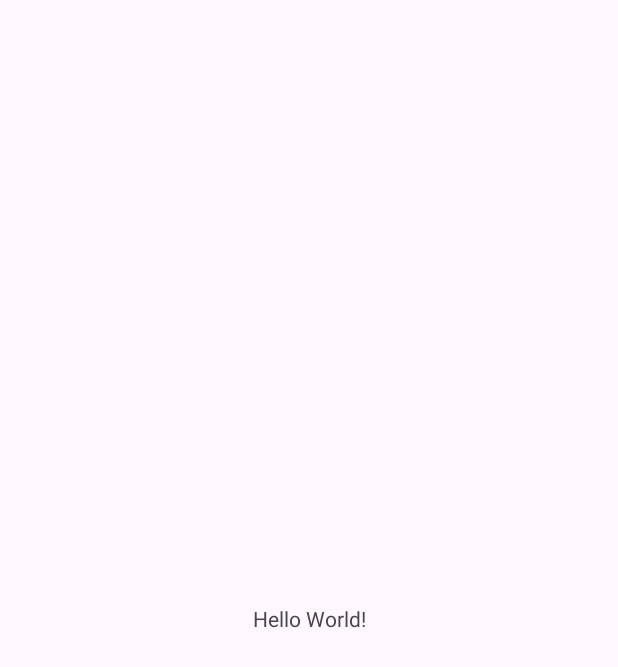
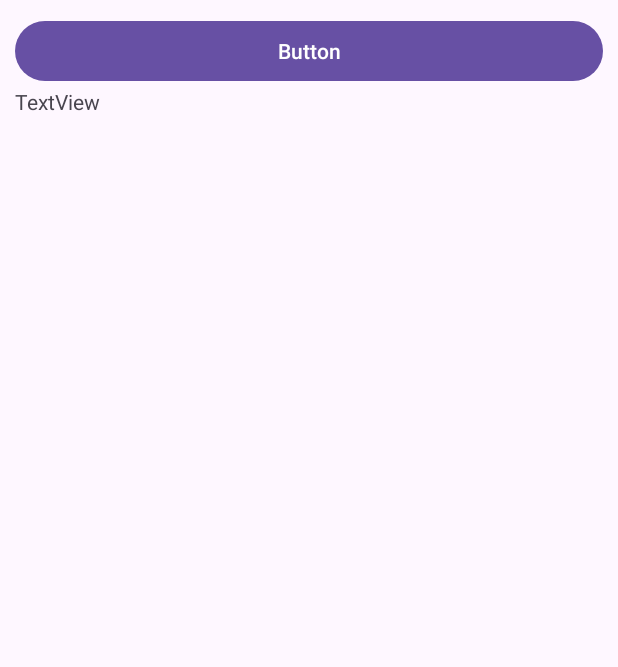
Before and after one commit to practicecodding/DB-To-Apps-With-Post-Method, an Android app: the screen it shows after launch (MainActivity), on a phone screen of 412 x 824 dp. Before the commit the part shown is almost empty. Shown: the top 667 px of the screen. Run offline under Robolectric (Android 15) with nearby library versions, the phone set to English and light mode, and no system bars; our stand-ins replace Volley.

Commit message:
Demo Ecommerce App

```diff
--- a/app/src/main/java/com/hamidul/dbtoappswithpostmethod/MainActivity.java
+++ b/app/src/main/java/com/hamidul/dbtoappswithpostmethod/MainActivity.java
@@ -1,20 +1,88 @@
 package com.hamidul.dbtoappswithpostmethod;
 
 import android.os.Bundle;
+import android.view.View;
+import android.widget.Button;
+import android.widget.ProgressBar;
+import android.widget.TextView;
 
 import androidx.activity.EdgeToEdge;
+import androidx.annotation.Nullable;
 import androidx.appcompat.app.AppCompatActivity;
 import androidx.core.graphics.Insets;
 import androidx.core.view.ViewCompat;
 import androidx.core.view.WindowInsetsCompat;
 
+import com.android.volley.AuthFailureError;
+import com.android.volley.Request;
+import com.android.volley.RequestQueue;
+import com.android.volley.Response;
+import com.android.volley.VolleyError;
+import com.android.volley.toolbox.StringRequest;
+import com.android.volley.toolbox.Volley;
+
+import java.lang.reflect.Method;
+import java.util.HashMap;
+import java.util.Map;
+
 public class MainActivity extends AppCompatActivity {
+
+    ProgressBar progressBar;
+    Button button;
+    TextView textView;
 
     @Override
     protected void onCreate(Bundle savedInstanceState) {
         super.onCreate(savedInstanceState);
-        EdgeToEdge.enable(this);
         setContentView(R.layout.activity_main);
 
+        progressBar = findViewById(R.id.progressBar);
+        button = findViewById(R.id.button);
+        textView = findViewById(R.id.textView);
+
+        button.setOnClickListener(new View.OnClickListener() {
+            @Override
+            public void onClick(View v) {
+                progressBar.setVisibility(View.VISIBLE);
+                requestServer();
+            }
+        });
+
     }
+
+    private void requestServer(){
+
+        String url = "https://smhamidulcodding.000webhostapp.com/postmethod/view.php";
+
+        StringRequest stringRequest = new StringRequest(Request.Method.POST, url, new Response.Listener<String>() {
+            @Override
+            public void onResponse(String response) {
+                progressBar.setVisibility(View.GONE);
+                textView.setText(response.toString());
+            }
+        }, new Response.ErrorListener() {
+            @Override
+            public void onErrorResponse(VolleyError error) {
+                progressBar.setVisibility(View.GONE);
+                textView.setText("Error");
+            }
+        })
+
+        {
+            @Nullable
+            @Override
+            protected Map<String, String> getParams() throws AuthFailureError {
+
+                Map myMap = new HashMap<String ,String>();
+                myMap.put("p","22337979");
+
+                return myMap;
+            }
+        };
+
+        RequestQueue requestQueue = Volley.newRequestQueue(MainActivity.this);
+        requestQueue.add(stringRequest);
+
+    }
+
 }
--- a/app/src/main/res/layout/activity_main.xml
+++ b/app/src/main/res/layout/activity_main.xml
@@ -1,19 +1,48 @@
 <?xml version="1.0" encoding="utf-8"?>
-<androidx.constraintlayout.widget.ConstraintLayout xmlns:android="http://schemas.android.com/apk/res/android"
+<LinearLayout xmlns:android="http://schemas.android.com/apk/res/android"
     xmlns:app="http://schemas.android.com/apk/res-auto"
     xmlns:tools="http://schemas.android.com/tools"
     android:id="@+id/main"
     android:layout_width="match_parent"
     android:layout_height="match_parent"
+    android:orientation="vertical"
+    android:layout_gravity="center"
+    android:padding="10dp"
     tools:context=".MainActivity">
 
-    <TextView
-        android:layout_width="wrap_content"
+
+    <ProgressBar
+        android:id="@+id/progressBar"
+        style="?android:attr/progressBarStyle"
+        android:visibility="gone"
+        android:layout_width="match_parent"
+        android:layout_height="wrap_content" />
+
+    <Button
+        android:id="@+id/button"
+        android:layout_width="match_parent"
         android:layout_height="wrap_content"
-        android:text="Hello World!"
-        app:layout_constraintBottom_toBottomOf="parent"
-        app:layout_constraintEnd_toEndOf="parent"
-        app:layout_constraintStart_toStartOf="parent"
-        app:layout_constraintTop_toTopOf="parent" />
+        android:text="Button" />
 
-</androidx.constraintlayout.widget.ConstraintLayout>
+    <ScrollView
+        android:layout_width="match_parent"
+        android:layout_height="match_parent">
+
+        <LinearLayout
+            android:layout_width="match_parent"
+            android:layout_height="match_parent"
+            android:orientation="vertical"
+            >
+
+            <TextView
+                android:id="@+id/textView"
+                android:layout_width="match_parent"
+                android:layout_height="wrap_content"
+                android:text="TextView" />
+
+        </LinearLayout>
+
+    </ScrollView>
+
+
+</LinearLayout>
```
